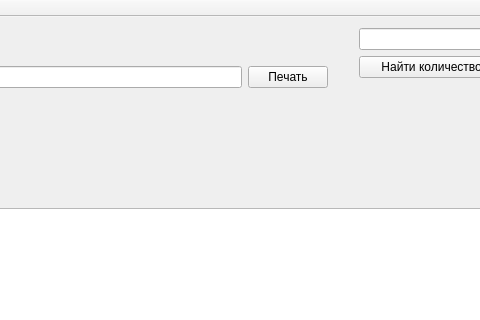
Ksenox/AISD_8381, file Grechko_Veronica_lr4/mainwindow.ui: the form before one commit; both pictures show x 372 to 852 and y 0 to 320 of the 984 by 580 pixel window.
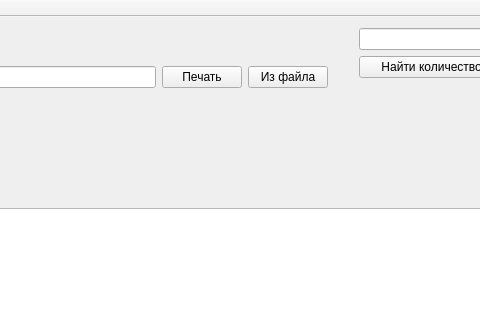
The form after the commit.

```diff
--- a/Grechko_Veronica_lr4/mainwindow.ui
+++ b/Grechko_Veronica_lr4/mainwindow.ui
@@ -34,6 +34,13 @@
        </property>
       </widget>
      </item>
+     <item>
+      <widget class="QPushButton" name="on_file">
+       <property name="text">
+        <string>Из файла</string>
+       </property>
+      </widget>
+     </item>
     </layout>
    </widget>
    <widget class="QWidget" name="gridLayoutWidget">
```
